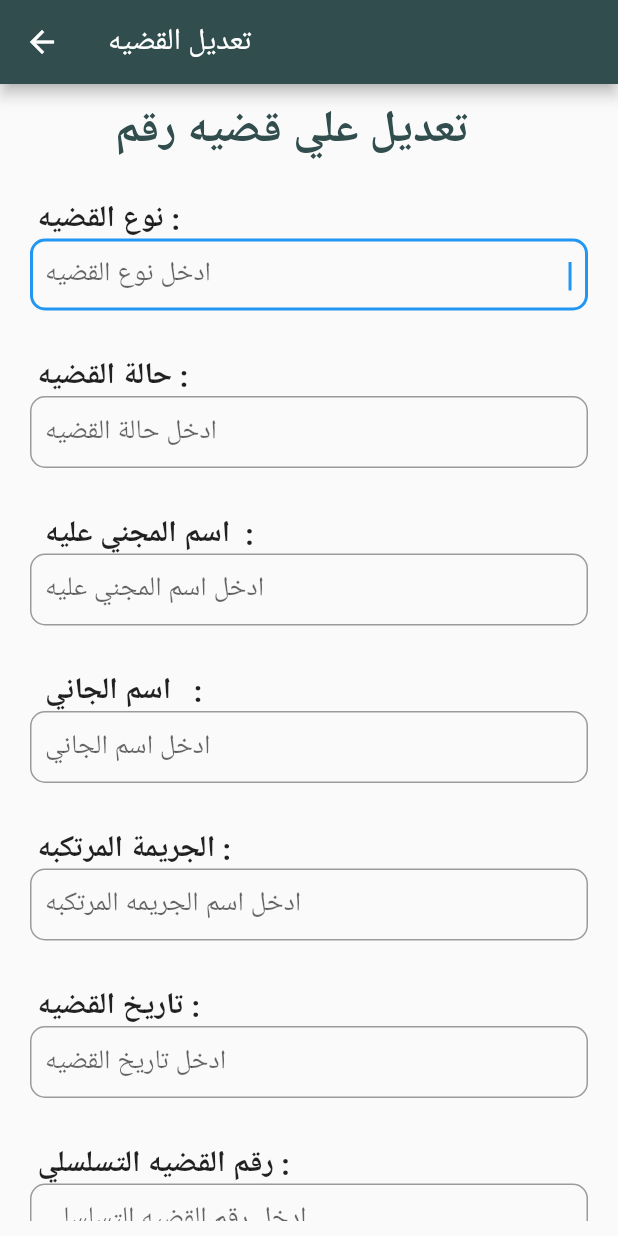
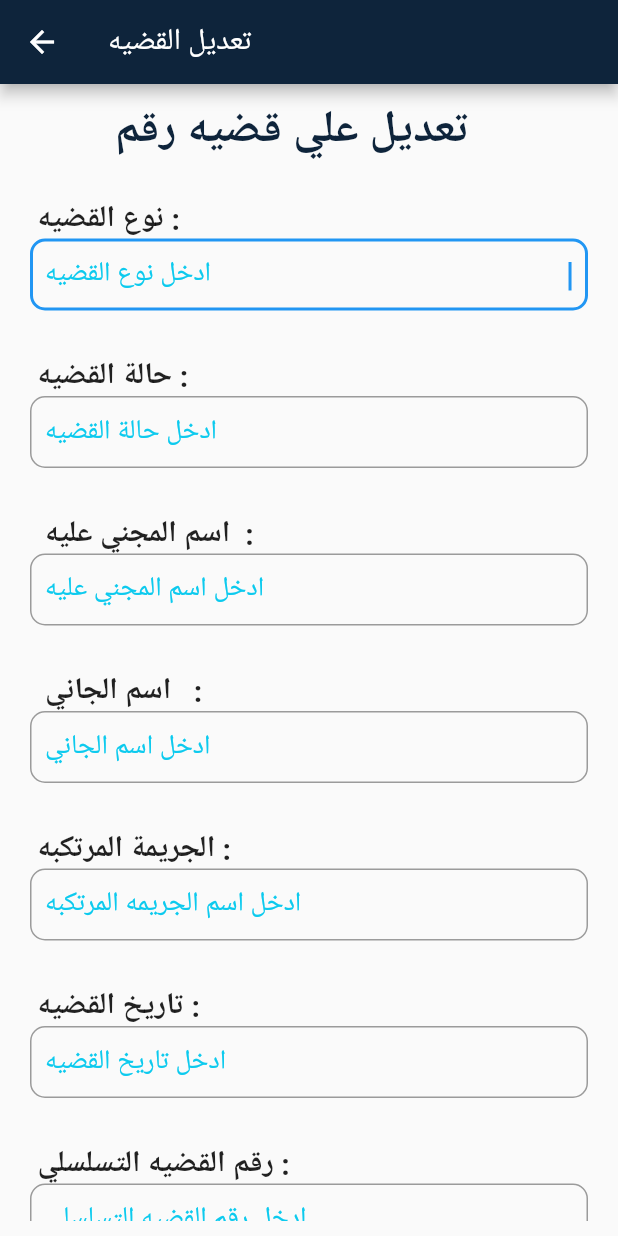
Before and after one commit to asmaaomar66/gp__project, a Flutter app: the caseDetails screen opened directly with empty values, after a tap on "تعديل", on a phone screen of 412 x 824 dp. Run offline on Flutter 3.47's test engine with Material 2 defaults, Android fonts, the phone set to English and light mode, and no system bars; our stand-ins replace badges, carousel_slider, cloud_firestore, firebase_auth, firebase_storage, font_awesome_flutter and 4 more; accounts and stored records are empty.

Commit message:
edit-final
edit-final

```diff
--- a/lib/Pages/caseDetails.dart
+++ b/lib/Pages/caseDetails.dart
@@ -18,13 +18,16 @@ class caseDetails extends StatefulWidget{
 }
 
 class _caseDetails extends State<caseDetails>{
+  Color prime = Color(0xff0e243b);
+  Color second = Colors.white ;
+  Color third =  Color(0xff0ccaee) ;
   //-----------------functions -------------------
 
   @override
   Widget build(BuildContext context) {
     return Scaffold(
       appBar: AppBar(
-              backgroundColor: Color(0xff314d4d),
+              backgroundColor: prime,
               title: Text("تفاصيل القضيه"),
               leading: IconButton(
                   icon: Icon(Icons.arrow_back),
@@ -47,7 +50,7 @@ class _caseDetails extends State<caseDetails>{
                             style: TextStyle(
                                 fontSize: 25.0,
                                 fontWeight: FontWeight.w500,
-                                color: Color(0xffcb4154)),
+                                color: third),
                           )),
                         ),
                         Text(
@@ -103,9 +106,9 @@ class _caseDetails extends State<caseDetails>{
                         RaisedButton(
                           shape: RoundedRectangleBorder(
                               borderRadius: BorderRadius.circular(15.0),
-                              side: BorderSide(color: Color(0xffcb4154))),
+                              side: BorderSide(color: third)),
                           onPressed: () {},
-                          color: Color(0xffcb4154),
+                          color: third,
                           textColor: Colors.white,
                           child: Row(
                             children:<Widget>[
@@ -126,14 +129,14 @@ class _caseDetails extends State<caseDetails>{
                         RaisedButton(
                           shape: RoundedRectangleBorder(
                               borderRadius: BorderRadius.circular(15.0),
-                              side: BorderSide(color: Color(0xff69a5a5))),
+                              side: BorderSide(color: third)),
                           onPressed: () {
 
                                Navigator.of(context).push((MaterialPageRoute(
                                  builder: (context)=>
                                  editCase(currentCase: widget.currentCase,currentCourt: widget.currentCourt,) ) ) );
                           },
-                          color: Color(0xff69a5a5),
+                          color: third,
                           textColor: Colors.white,
                           child:  Row(
                             children:<Widget>[
--- a/lib/Pages/drawerprofile.dart
+++ b/lib/Pages/drawerprofile.dart
@@ -365,14 +365,14 @@ Color prime = Color(0xff0e243b);
               ),
               onTap: () {},
             ),
-             ListTile(
+            /* ListTile(
               leading: Icon(Icons.fiber_new , color: third,),
               title: Text(
                 'تحديث',
                 style: TextStyle(fontSize: 22),
               ),
               onTap: () {},
-            ),
+            ),*/
             ListTile(
               leading: Icon(Icons.settings , color: third,),
               title: Text(
--- a/lib/Pages/editCase.dart
+++ b/lib/Pages/editCase.dart
@@ -23,6 +23,9 @@ class editCase extends StatefulWidget{
 }
 
 class _editCase extends State<editCase>{
+  Color prime = Color(0xff0e243b);
+  Color second = Colors.white ;
+  Color third =  Color(0xff0ccaee) ;
   //-----------------------variables------------------
 
    TextEditingController  caseType = new TextEditingController();
@@ -60,7 +63,7 @@ class _editCase extends State<editCase>{
   Widget build(BuildContext context) {
     return Scaffold(
        appBar: AppBar(
-              backgroundColor: Color(0xff314d4d),
+              backgroundColor: prime,
               title: Text("تعديل القضيه"),
               leading: IconButton(
                   icon: Icon(Icons.arrow_back),
@@ -74,7 +77,7 @@ class _editCase extends State<editCase>{
               child: new Text(
                   "تعديل علي قضيه رقم  ${widget.currentCase.data['caseNumber']} " ,
                   style: TextStyle(
-                      color: Color(0xff314d4d),
+                      color: prime,
                       fontSize: 30,
                       fontWeight: FontWeight.bold,
 
@@ -107,6 +110,7 @@ class _editCase extends State<editCase>{
                           decoration: InputDecoration(
                             hintText: "ادخل نوع القضيه",
                             hintStyle: TextStyle(
+                              color: third,
                               fontSize: 18,
                             ),
                             contentPadding:
@@ -143,6 +147,7 @@ class _editCase extends State<editCase>{
                           decoration: InputDecoration(
                             hintText: "ادخل حالة القضيه",
                             hintStyle: TextStyle(
+                              color: third,
                               fontSize: 18,
                             ),
                             contentPadding:
@@ -180,6 +185,7 @@ class _editCase extends State<editCase>{
                           decoration: InputDecoration(
                             hintText: "ادخل اسم المجني عليه",
                             hintStyle: TextStyle(
+                              color: third,
                               fontSize: 18,
                             ),
                             contentPadding:
@@ -217,6 +223,7 @@ class _editCase extends State<editCase>{
                           decoration: InputDecoration(
                             hintText: "ادخل اسم الجاني ",
                             hintStyle: TextStyle(
+                              color: third,
                               fontSize: 18,
                             ),
                             contentPadding:
@@ -254,6 +261,7 @@ class _editCase extends State<editCase>{
                           decoration: InputDecoration(
                             hintText: "ادخل اسم الجريمه المرتكبه",
                             hintStyle: TextStyle(
+                              color: third,
                               fontSize: 18,
                             ),
                             contentPadding:
@@ -291,6 +299,7 @@ class _editCase extends State<editCase>{
                           decoration: InputDecoration(
                             hintText: "ادخل تاريخ القضيه  ",
                             hintStyle: TextStyle(
+                              color: third,
                               fontSize: 18,
                             ),
                             contentPadding:
@@ -328,6 +337,7 @@ class _editCase extends State<editCase>{
                           decoration: InputDecoration(
                             hintText: "ادخل رقم القضيه التسلسلي",
                             hintStyle: TextStyle(
+                              color: third,
                               fontSize: 18,
                             ),
                             contentPadding:
@@ -345,7 +355,7 @@ class _editCase extends State<editCase>{
                  Container(
                   width: double.infinity,
                   child: FloatingActionButton(
-                    backgroundColor: Color(0xff314d4d),
+                    backgroundColor: third,
                     child: Text("تعديل"),
                     onPressed: () {
                       onClickEditCase();
--- a/lib/main.dart
+++ b/lib/main.dart
@@ -1,5 +1,5 @@
 import 'package:flutter/material.dart';
-import 'package:gpproject/Pages/HelloApp.dart' ;
+import 'Pages/SplashScreen.dart';
 
 
 
@@ -32,9 +32,9 @@ class MyApp extends StatelessWidget {
      ),
 
 
-      home: new HelloApp()
+      home: new splash_screen(),
 
-      ,
+
 
     );
   }
--- a/pubspec.yaml
+++ b/pubspec.yaml
@@ -43,6 +43,7 @@ dependencies:
   curved_navigation_bar: ^0.3.2
   toast: ^0.1.5
   badges: ^1.1.1
+  flutter_launcher_icons: ^0.7.4
 
 
 
@@ -52,6 +53,10 @@ dev_dependencies:
   flutter_test:
     sdk: flutter
 
+flutter_icons:
+  android: "launcher_icon"
+  ios: true
+  image_path: "image/12.png"
 
 # For information on the generic Dart part of this file, see the
 # following page: https://dart.dev/tools/pub/pubspec
@@ -76,6 +81,7 @@ flutter:
     - image/dialog1.png
     - image/11.png
     - image/12.png
+    - image/3.jpg
 
   # An image asset can refer to one or more resolution-specific "variants", see
   # https://flutter.dev/assets-and-images/#resolution-aware.
```
Also changed, not shown: lib/Pages/SplashScreen.dart (added, +42 -0 lines), lib/Pages/addCase.dart (+26 -6 lines), lib/Pages/home.dart (+4 -4 lines), lib/Pages/manageCases.dart (+10 -8 lines), image/3.jpg (added), pubspec.lock, 27 other files.
